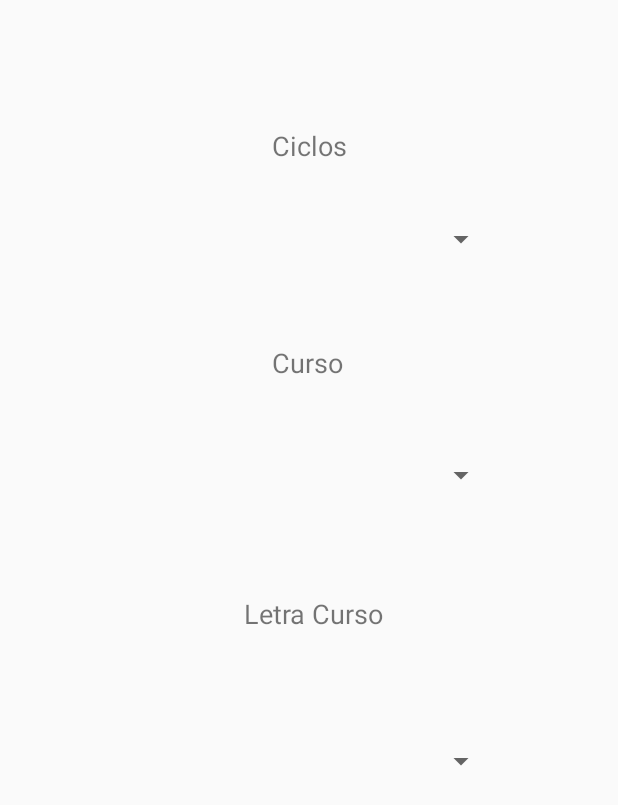
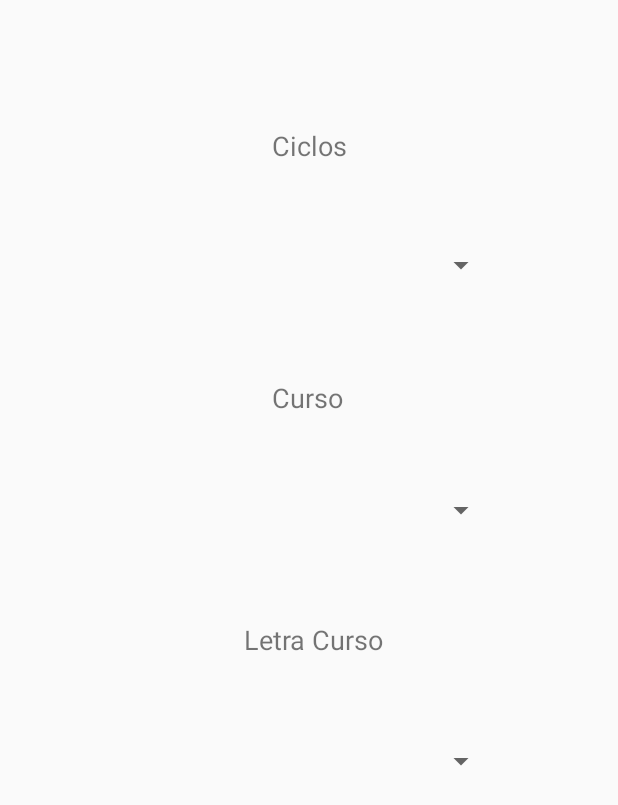
Before and after one commit to eduardotwk/EducaTech, an Android app: the layout ciclo_profesor.xml on its own in the app's theme, with its tools: preview values and no code run, on a phone screen of 412 x 824 dp. Shown: the top 805 px of the screen. Run offline under Robolectric (Android 15) with nearby library versions, the phone set to English and light mode, and no system bars.

Commit message:
aqui yo el aba

```diff
--- a/app/src/main/res/layout/ciclo_profesor.xml
+++ b/app/src/main/res/layout/ciclo_profesor.xml
@@ -18,7 +18,7 @@
         app:layout_constraintHorizontal_bias="0.498"
         app:layout_constraintStart_toStartOf="parent"
         app:layout_constraintTop_toTopOf="parent"
-        app:layout_constraintVertical_bias="0.289" />
+        app:layout_constraintVertical_bias="0.318" />
 
     <TextView
         android:id="@+id/textView34"
@@ -30,7 +30,9 @@
         app:layout_constraintEnd_toEndOf="parent"
         app:layout_constraintHorizontal_bias="0.498"
         app:layout_constraintStart_toStartOf="parent"
-        app:layout_constraintTop_toTopOf="parent" />
+        app:layout_constraintTop_toTopOf="parent"
+        app:layout_constraintVertical_bias="0.522" />
+
 
     <Spinner
         android:id="@+id/spinner2"
@@ -38,13 +40,12 @@
         android:layout_height="46dp"
         app:layout_constraintBottom_toBottomOf="parent"
         app:layout_constraintEnd_toEndOf="parent"
-        app:layout_constraintHorizontal_bias="0.497"
+        app:layout_constraintHorizontal_bias="0.496"
         app:layout_constraintStart_toStartOf="parent"
         app:layout_constraintTop_toTopOf="parent"
-        app:layout_constraintVertical_bias="0.176"
+        app:layout_constraintVertical_bias="0.198"
 
-              />
-
+        />
 
     <Spinner
         android:id="@+id/spinner5"
@@ -55,7 +56,7 @@
         app:layout_constraintHorizontal_bias="0.496"
         app:layout_constraintStart_toStartOf="parent"
         app:layout_constraintTop_toTopOf="parent"
-        app:layout_constraintVertical_bias="0.378" />
+        app:layout_constraintVertical_bias="0.408" />
 
     <Spinner
         android:id="@+id/spinner6"
```
